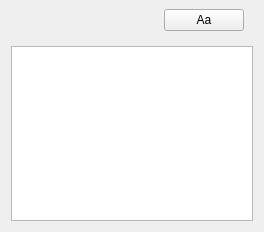
Old version of the form src/knightsview_base.ui in the repository KDE/knights.
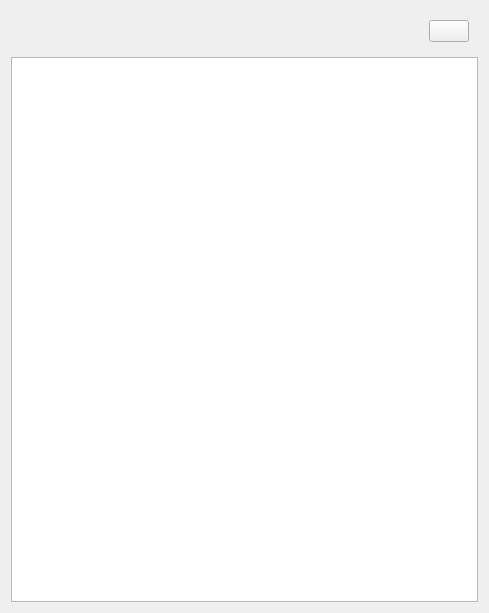
New version of the form.

```diff
--- a/src/knightsview_base.ui
+++ b/src/knightsview_base.ui
@@ -6,8 +6,8 @@
    <rect>
     <x>0</x>
     <y>0</y>
-    <width>264</width>
-    <height>232</height>
+    <width>489</width>
+    <height>613</height>
    </rect>
   </property>
   <property name="windowTitle">
@@ -17,15 +17,10 @@
    <bool>true</bool>
   </property>
   <layout class="QVBoxLayout" name="verticalLayout_2">
-   <property name="topMargin">
-    <number>0</number>
-   </property>
    <item>
     <widget class="QWidget" name="notificationWidget" native="true">
-     <layout class="QHBoxLayout" name="horizontalLayout">
-      <item>
-       <layout class="QVBoxLayout" name="offerLayout">
-        <item>
+     <layout class="QGridLayout" name="gridLayout">
+      <item row="0" column="0">
          <spacer name="horizontalSpacer">
           <property name="orientation">
            <enum>Qt::Horizontal</enum>
@@ -38,12 +33,10 @@
           </property>
          </spacer>
         </item>
-       </layout>
-      </item>
-      <item>
+      <item row="1" column="1">
        <widget class="QPushButton" name="showAllOffers">
         <property name="text">
-         <string>Aa</string>
+         <string/>
         </property>
        </widget>
       </item>
```
Lines whose indentation alone changed are shown as unchanged.
